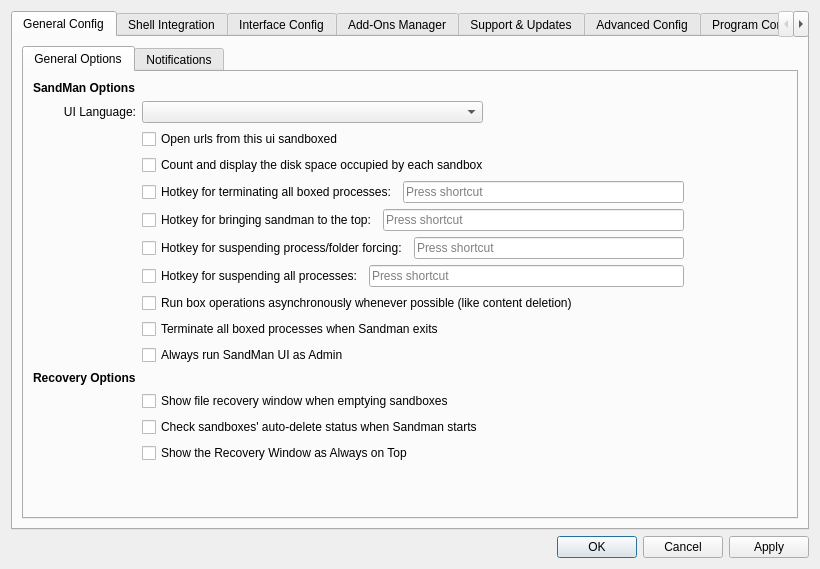
This is SandboxiePlus/SandMan/Forms/SettingsWindow.ui in sandboxie-plus/Sandboxie as Qt 5 draws it before an edit. The edited form follows.
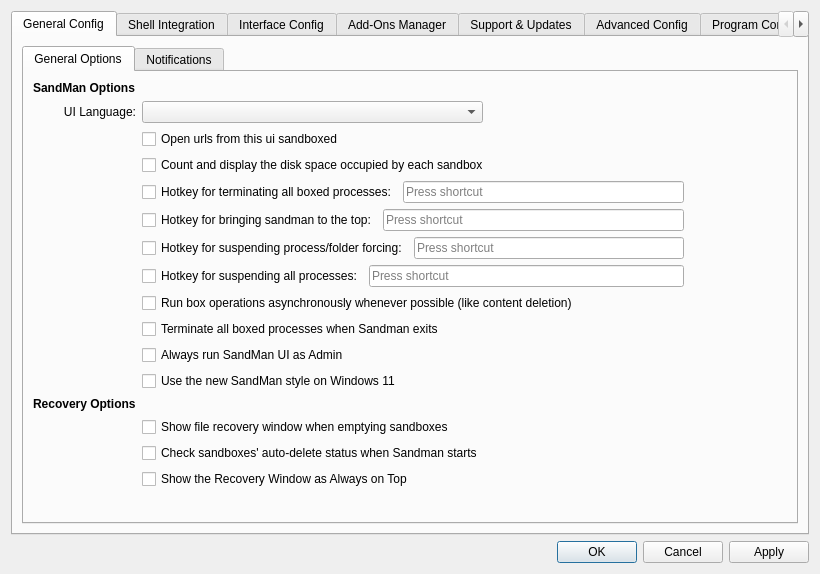
This is the edited form. The open tabs and pages were chosen to show the change. Icons and pictures are not drawn.

Commit message: Add checkbox to enable the Qt Windows 11 style on SandMan

```diff
--- a/SandboxiePlus/SandMan/Forms/SettingsWindow.ui
+++ b/SandboxiePlus/SandMan/Forms/SettingsWindow.ui
@@ -48,7 +48,7 @@
         <enum>QTabWidget::North</enum>
        </property>
        <property name="currentIndex">
-        <number>8</number>
+        <number>0</number>
        </property>
        <widget class="QWidget" name="tabGeneral">
         <attribute name="title">
@@ -65,6 +65,45 @@
              <string>General Options</string>
             </attribute>
             <layout class="QGridLayout" name="gridLayout_8">
+             <item row="14" column="3">
+              <spacer name="horizontalSpacer_14">
+               <property name="orientation">
+                <enum>Qt::Horizontal</enum>
+               </property>
+               <property name="sizeHint" stdset="0">
+                <size>
+                 <width>40</width>
+                 <height>20</height>
+                </size>
+               </property>
+              </spacer>
+             </item>
+             <item row="14" column="1">
+              <spacer name="verticalSpacer_4">
+               <property name="orientation">
+                <enum>Qt::Vertical</enum>
+               </property>
+               <property name="sizeHint" stdset="0">
+                <size>
+                 <width>20</width>
+                 <height>84</height>
+                </size>
+               </property>
+              </spacer>
+             </item>
+             <item row="14" column="2">
+              <spacer name="horizontalSpacer_8">
+               <property name="orientation">
+                <enum>Qt::Horizontal</enum>
+               </property>
+               <property name="sizeHint" stdset="0">
+                <size>
+                 <width>195</width>
+                 <height>20</height>
+                </size>
+               </property>
+              </spacer>
+             </item>
              <item row="4" column="1" colspan="2">
               <layout class="QHBoxLayout" name="horizontalLayout_3">
                <item>
@@ -79,54 +118,20 @@
                </item>
               </layout>
              </item>
-             <item row="6" column="1" colspan="2">
-              <layout class="QHBoxLayout" name="horizontalLayout_6">
-               <item>
-                <widget class="QCheckBox" name="chkPauseForce">
-                 <property name="text">
-                  <string>Hotkey for suspending process/folder forcing:</string>
-                 </property>
-                </widget>
-               </item>
-               <item>
-                <widget class="QKeySequenceEdit" name="keyPauseForce"/>
-               </item>
-              </layout>
-             </item>
-             <item row="11" column="0">
-              <widget class="QLabel" name="lblRecovery">
-               <property name="font">
-                <font>
-                 <weight>75</weight>
-                 <bold>true</bold>
-                 <kerning>true</kerning>
-                </font>
-               </property>
+             <item row="2" column="1" colspan="2">
+              <widget class="QCheckBox" name="chkSandboxUrls">
                <property name="text">
-                <string>Recovery Options</string>
+                <string>Open urls from this ui sandboxed</string>
+               </property>
+               <property name="tristate">
+                <bool>true</bool>
                </property>
               </widget>
              </item>
-             <item row="13" column="1">
-              <spacer name="verticalSpacer_4">
-               <property name="orientation">
-                <enum>Qt::Vertical</enum>
-               </property>
-               <property name="sizeHint" stdset="0">
-                <size>
-                 <width>20</width>
-                 <height>84</height>
-                </size>
-               </property>
-              </spacer>
-             </item>
-             <item row="1" column="1">
-              <widget class="QComboBox" name="uiLang"/>
-             </item>
-             <item row="8" column="1" colspan="2">
-              <widget class="QCheckBox" name="chkAsyncBoxOps">
+             <item row="9" column="1" colspan="2">
+              <widget class="QCheckBox" name="chkAutoTerminate">
                <property name="text">
-                <string>Run box operations asynchronously whenever possible (like content deletion)</string>
+                <string>Terminate all boxed processes when Sandman exits</string>
                </property>
               </widget>
              </item>
@@ -151,6 +156,48 @@
                </property>
               </widget>
              </item>
+             <item row="13" column="1">
+              <layout class="QVBoxLayout" name="verticalLayout_3">
+               <property name="bottomMargin">
+                <number>0</number>
+               </property>
+               <item>
+                <widget class="QCheckBox" name="chkShowRecovery">
+                 <property name="text">
+                  <string>Show file recovery window when emptying sandboxes</string>
+                 </property>
+                </widget>
+               </item>
+               <item>
+                <widget class="QCheckBox" name="chkCheckDelete">
+                 <property name="text">
+                  <string>Check sandboxes' auto-delete status when Sandman starts</string>
+                 </property>
+                </widget>
+               </item>
+               <item>
+                <widget class="QCheckBox" name="chkRecoveryTop">
+                 <property name="text">
+                  <string>Show the Recovery Window as Always on Top</string>
+                 </property>
+                </widget>
+               </item>
+              </layout>
+             </item>
+             <item row="12" column="0">
+              <widget class="QLabel" name="lblRecovery">
+               <property name="font">
+                <font>
+                 <weight>75</weight>
+                 <bold>true</bold>
+                 <kerning>true</kerning>
+                </font>
+               </property>
+               <property name="text">
+                <string>Recovery Options</string>
+               </property>
+              </widget>
+             </item>
              <item row="5" column="1" colspan="2">
               <layout class="QHBoxLayout" name="horizontalLayout_5">
                <item>
@@ -165,6 +212,27 @@
                </item>
               </layout>
              </item>
+             <item row="6" column="1" colspan="2">
+              <layout class="QHBoxLayout" name="horizontalLayout_6">
+               <item>
+                <widget class="QCheckBox" name="chkPauseForce">
+                 <property name="text">
+                  <string>Hotkey for suspending process/folder forcing:</string>
+                 </property>
+                </widget>
+               </item>
+               <item>
+                <widget class="QKeySequenceEdit" name="keyPauseForce"/>
+               </item>
+              </layout>
+             </item>
+             <item row="8" column="1" colspan="2">
+              <widget class="QCheckBox" name="chkAsyncBoxOps">
+               <property name="text">
+                <string>Run box operations asynchronously whenever possible (like content deletion)</string>
+               </property>
+              </widget>
+             </item>
              <item row="1" column="0">
               <widget class="QLabel" name="label_19">
                <property name="text">
@@ -178,6 +246,9 @@
                </property>
               </widget>
              </item>
+             <item row="1" column="1">
+              <widget class="QComboBox" name="uiLang"/>
+             </item>
              <item row="7" column="1" colspan="2">
               <layout class="QHBoxLayout" name="horizontalLayout_2">
                <item>
@@ -192,49 +263,6 @@
                </item>
               </layout>
              </item>
-             <item row="13" column="2">
-              <spacer name="horizontalSpacer_8">
-               <property name="orientation">
-                <enum>Qt::Horizontal</enum>
-               </property>
-               <property name="sizeHint" stdset="0">
-                <size>
-                 <width>195</width>
-                 <height>20</height>
-                </size>
-               </property>
-              </spacer>
-             </item>
-             <item row="13" column="3">
-              <spacer name="horizontalSpacer_14">
-               <property name="orientation">
-                <enum>Qt::Horizontal</enum>
-               </property>
-               <property name="sizeHint" stdset="0">
-                <size>
-                 <width>40</width>
-                 <height>20</height>
-                </size>
-               </property>
-              </spacer>
-             </item>
-             <item row="9" column="1" colspan="2">
-              <widget class="QCheckBox" name="chkAutoTerminate">
-               <property name="text">
-                <string>Terminate all boxed processes when Sandman exits</string>
-               </property>
-              </widget>
-             </item>
-             <item row="2" column="1" colspan="2">
-              <widget class="QCheckBox" name="chkSandboxUrls">
-               <property name="text">
-                <string>Open urls from this ui sandboxed</string>
-               </property>
-               <property name="tristate">
-                <bool>true</bool>
-               </property>
-              </widget>
-             </item>
              <item row="10" column="1" colspan="2">
               <widget class="QCheckBox" name="chkSkipUAC">
                <property name="text">
@@ -242,33 +270,12 @@
                </property>
               </widget>
              </item>
-             <item row="12" column="1">
-              <layout class="QVBoxLayout" name="verticalLayout_3">
-               <property name="bottomMargin">
-                <number>0</number>
+             <item row="11" column="1">
+              <widget class="QCheckBox" name="chkUseW11Style">
+               <property name="text">
+                <string>Use the new SandMan style on Windows 11</string>
                </property>
-               <item>
-                <widget class="QCheckBox" name="chkShowRecovery">
-                 <property name="text">
-                  <string>Show file recovery window when emptying sandboxes</string>
-                 </property>
-                </widget>
-               </item>
-               <item>
-                <widget class="QCheckBox" name="chkCheckDelete">
-                 <property name="text">
-                  <string>Check sandboxes' auto-delete status when Sandman starts</string>
-                 </property>
-                </widget>
-               </item>
-               <item>
-                <widget class="QCheckBox" name="chkRecoveryTop">
-                 <property name="text">
-                  <string>Show the Recovery Window as Always on Top</string>
-                 </property>
-                </widget>
-               </item>
-              </layout>
+              </widget>
              </item>
             </layout>
            </widget>
```
The commit also changes 2 other files.
